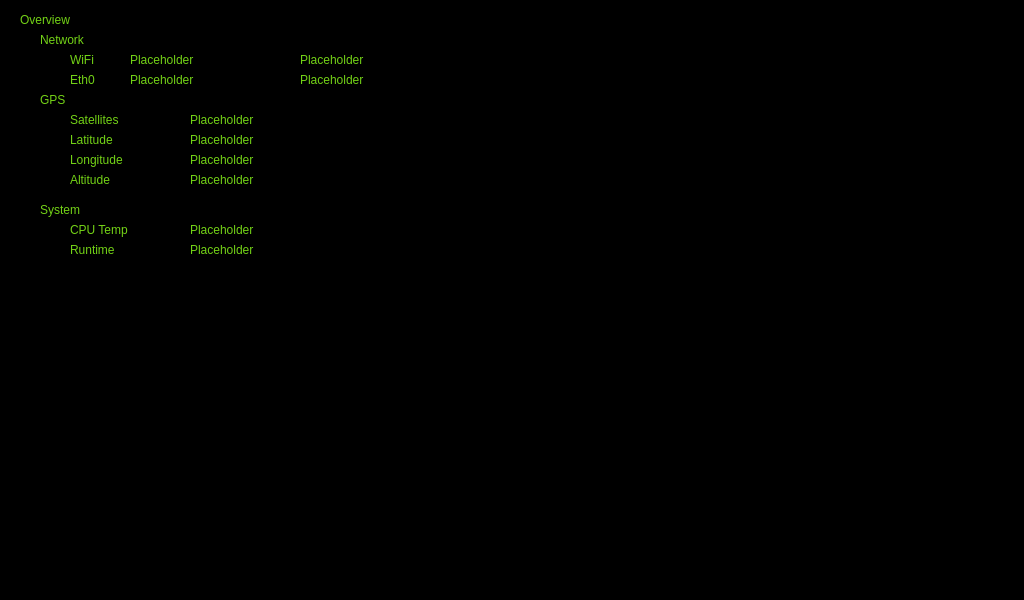
Before: the Qt Designer form modules/SystemInfo/systeminfo.ui in nbdy/carpi, drawn with Qt 5.
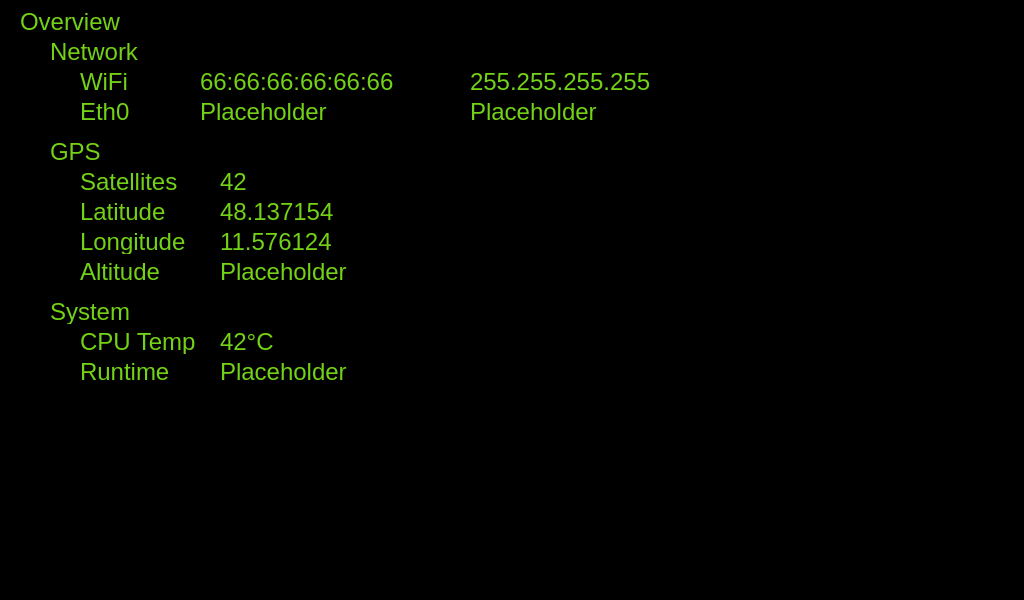
After: the same form once the commit is applied.

Diff of the .ui file:
```diff
--- a/modules/SystemInfo/systeminfo.ui
+++ b/modules/SystemInfo/systeminfo.ui
@@ -15,15 +15,16 @@
   </property>
   <property name="styleSheet">
    <string notr="true">background-color: rgb(0, 0, 0);
-color: rgb(115, 210, 22);</string>
+color: rgb(115, 210, 22);
+font-size: 24px;</string>
   </property>
   <widget class="QLabel" name="lbl_overview">
    <property name="geometry">
     <rect>
      <x>20</x>
      <y>10</y>
-     <width>67</width>
-     <height>19</height>
+     <width>120</width>
+     <height>24</height>
     </rect>
    </property>
    <property name="text">
@@ -33,10 +34,10 @@
   <widget class="QLabel" name="lbl_network">
    <property name="geometry">
     <rect>
-     <x>40</x>
-     <y>30</y>
-     <width>67</width>
-     <height>19</height>
+     <x>50</x>
+     <y>40</y>
+     <width>120</width>
+     <height>24</height>
     </rect>
    </property>
    <property name="text">
@@ -46,10 +47,10 @@
   <widget class="QLabel" name="lbl_wifi">
    <property name="geometry">
     <rect>
-     <x>70</x>
-     <y>50</y>
-     <width>35</width>
-     <height>19</height>
+     <x>80</x>
+     <y>70</y>
+     <width>100</width>
+     <height>24</height>
     </rect>
    </property>
    <property name="text">
@@ -59,23 +60,23 @@
   <widget class="QLabel" name="wifi_mac">
    <property name="geometry">
     <rect>
-     <x>130</x>
-     <y>50</y>
-     <width>150</width>
-     <height>19</height>
+     <x>200</x>
+     <y>70</y>
+     <width>250</width>
+     <height>24</height>
     </rect>
    </property>
    <property name="text">
-    <string>Placeholder</string>
+    <string>66:66:66:66:66:66</string>
    </property>
   </widget>
   <widget class="QLabel" name="lbl_eth">
    <property name="geometry">
     <rect>
-     <x>70</x>
-     <y>70</y>
-     <width>35</width>
-     <height>19</height>
+     <x>80</x>
+     <y>100</y>
+     <width>100</width>
+     <height>24</height>
     </rect>
    </property>
    <property name="text">
@@ -85,10 +86,10 @@
   <widget class="QLabel" name="eth_mac">
    <property name="geometry">
     <rect>
-     <x>130</x>
-     <y>70</y>
-     <width>150</width>
-     <height>19</height>
+     <x>200</x>
+     <y>100</y>
+     <width>250</width>
+     <height>24</height>
     </rect>
    </property>
    <property name="text">
@@ -98,10 +99,10 @@
   <widget class="QLabel" name="lbl_gps">
    <property name="geometry">
     <rect>
-     <x>40</x>
-     <y>90</y>
-     <width>67</width>
-     <height>19</height>
+     <x>50</x>
+     <y>140</y>
+     <width>120</width>
+     <height>24</height>
     </rect>
    </property>
    <property name="text">
@@ -111,10 +112,10 @@
   <widget class="QLabel" name="lbl_satellites">
    <property name="geometry">
     <rect>
-     <x>70</x>
-     <y>110</y>
-     <width>70</width>
-     <height>19</height>
+     <x>80</x>
+     <y>170</y>
+     <width>120</width>
+     <height>24</height>
     </rect>
    </property>
    <property name="text">
@@ -124,23 +125,23 @@
   <widget class="QLabel" name="satellites">
    <property name="geometry">
     <rect>
-     <x>190</x>
-     <y>110</y>
+     <x>220</x>
+     <y>170</y>
      <width>80</width>
-     <height>19</height>
+     <height>24</height>
     </rect>
    </property>
    <property name="text">
-    <string>Placeholder</string>
+    <string>42</string>
    </property>
   </widget>
   <widget class="QLabel" name="lbl_latitude">
    <property name="geometry">
     <rect>
-     <x>70</x>
-     <y>130</y>
-     <width>70</width>
-     <height>19</height>
+     <x>80</x>
+     <y>200</y>
+     <width>120</width>
+     <height>24</height>
     </rect>
    </property>
    <property name="text">
@@ -150,36 +151,36 @@
   <widget class="QLabel" name="latitude">
    <property name="geometry">
     <rect>
-     <x>190</x>
-     <y>130</y>
-     <width>80</width>
-     <height>19</height>
+     <x>220</x>
+     <y>200</y>
+     <width>150</width>
+     <height>24</height>
     </rect>
    </property>
    <property name="text">
-    <string>Placeholder</string>
+    <string>48.137154</string>
    </property>
   </widget>
   <widget class="QLabel" name="longitude">
    <property name="geometry">
     <rect>
-     <x>190</x>
-     <y>150</y>
-     <width>80</width>
-     <height>19</height>
+     <x>220</x>
+     <y>230</y>
+     <width>150</width>
+     <height>24</height>
     </rect>
    </property>
    <property name="text">
-    <string>Placeholder</string>
+    <string>11.576124</string>
    </property>
   </widget>
   <widget class="QLabel" name="lbl_longitude">
    <property name="geometry">
     <rect>
-     <x>70</x>
-     <y>150</y>
-     <width>70</width>
-     <height>19</height>
+     <x>80</x>
+     <y>230</y>
+     <width>120</width>
+     <height>24</height>
     </rect>
    </property>
    <property name="text">
@@ -189,10 +190,10 @@
   <widget class="QLabel" name="altitude">
    <property name="geometry">
     <rect>
-     <x>190</x>
-     <y>170</y>
-     <width>80</width>
-     <height>19</height>
+     <x>220</x>
+     <y>260</y>
+     <width>150</width>
+     <height>24</height>
     </rect>
    </property>
    <property name="text">
@@ -202,10 +203,10 @@
   <widget class="QLabel" name="lbl_altitude">
    <property name="geometry">
     <rect>
-     <x>70</x>
-     <y>170</y>
-     <width>70</width>
-     <height>19</height>
+     <x>80</x>
+     <y>260</y>
+     <width>120</width>
+     <height>24</height>
     </rect>
    </property>
    <property name="text">
@@ -215,10 +216,10 @@
   <widget class="QLabel" name="lbl_system">
    <property name="geometry">
     <rect>
-     <x>40</x>
-     <y>200</y>
-     <width>67</width>
-     <height>19</height>
+     <x>50</x>
+     <y>300</y>
+     <width>120</width>
+     <height>24</height>
     </rect>
    </property>
    <property name="text">
@@ -228,10 +229,10 @@
   <widget class="QLabel" name="lbl_cpu_temp">
    <property name="geometry">
     <rect>
-     <x>70</x>
-     <y>220</y>
-     <width>75</width>
-     <height>19</height>
+     <x>80</x>
+     <y>330</y>
+     <width>120</width>
+     <height>24</height>
     </rect>
    </property>
    <property name="text">
@@ -241,23 +242,23 @@
   <widget class="QLabel" name="cpu_temp">
    <property name="geometry">
     <rect>
-     <x>190</x>
-     <y>220</y>
+     <x>220</x>
+     <y>330</y>
      <width>80</width>
-     <height>19</height>
+     <height>24</height>
     </rect>
    </property>
    <property name="text">
-    <string>Placeholder</string>
+    <string>42°C</string>
    </property>
   </widget>
   <widget class="QLabel" name="runtime">
    <property name="geometry">
     <rect>
-     <x>190</x>
-     <y>240</y>
-     <width>80</width>
-     <height>19</height>
+     <x>220</x>
+     <y>360</y>
+     <width>150</width>
+     <height>24</height>
     </rect>
    </property>
    <property name="text">
@@ -267,10 +268,10 @@
   <widget class="QLabel" name="lbl_runtime">
    <property name="geometry">
     <rect>
-     <x>70</x>
-     <y>240</y>
-     <width>75</width>
-     <height>19</height>
+     <x>80</x>
+     <y>360</y>
+     <width>120</width>
+     <height>24</height>
     </rect>
    </property>
    <property name="text">
@@ -280,10 +281,10 @@
   <widget class="QLabel" name="eth_ip">
    <property name="geometry">
     <rect>
-     <x>300</x>
-     <y>70</y>
-     <width>120</width>
-     <height>19</height>
+     <x>470</x>
+     <y>100</y>
+     <width>200</width>
+     <height>24</height>
     </rect>
    </property>
    <property name="text">
@@ -293,14 +294,14 @@
   <widget class="QLabel" name="wifi_ip">
    <property name="geometry">
     <rect>
-     <x>300</x>
-     <y>50</y>
-     <width>120</width>
-     <height>19</height>
+     <x>470</x>
+     <y>70</y>
+     <width>200</width>
+     <height>24</height>
     </rect>
    </property>
    <property name="text">
-    <string>Placeholder</string>
+    <string>255.255.255.255</string>
    </property>
   </widget>
  </widget>
```
